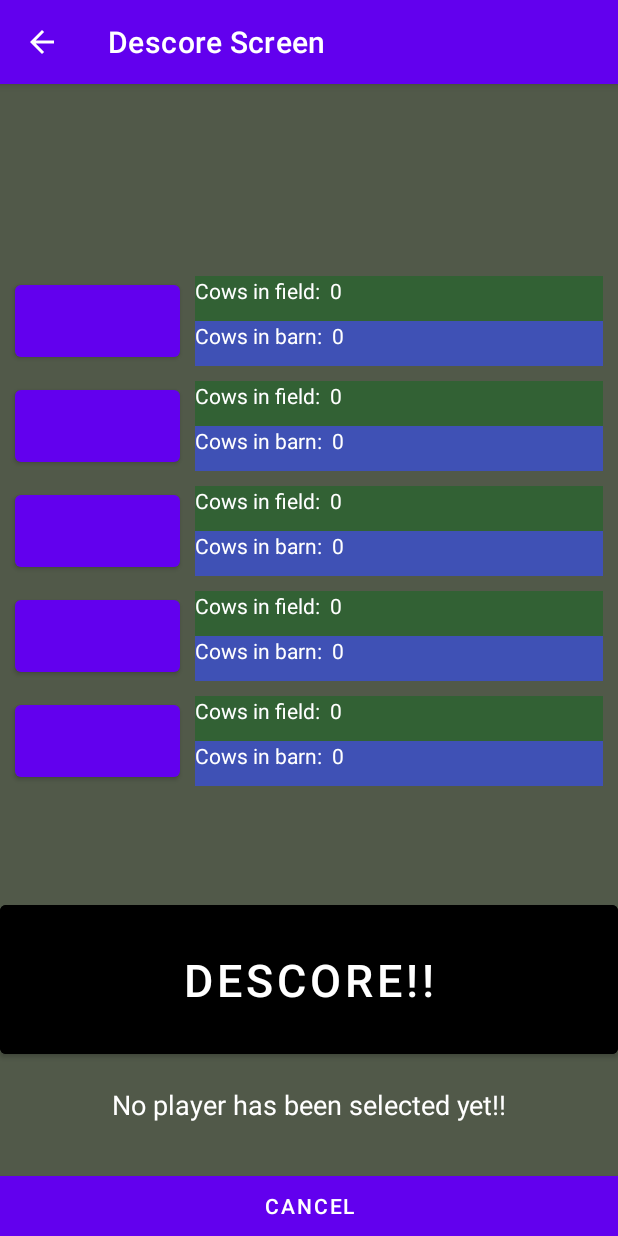
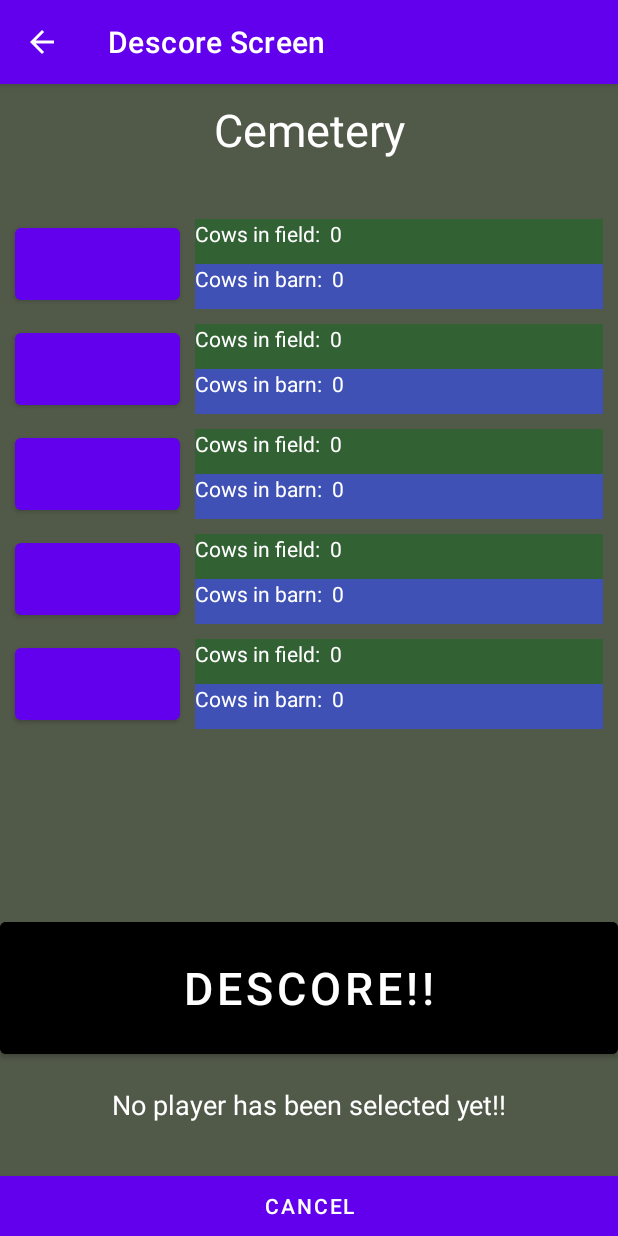
Before and after one commit to Xerminator13/Ma-Cows-Repository, an Android app: the DescoreScreen screen opened directly, with no data from a screen before it, on a phone screen of 412 x 824 dp. Run offline under Robolectric (Android 15) with nearby library versions, the phone set to English and light mode, and no system bars.

Commit message:
I have absolutely no clue.  Descore buttons will not write to the preference to identfy the descoreMethod fast enough or something else is wrong but I cannot get it to use the correct descore method.  I am going to have to fix that later.  Otherwise, descoring works fine.

```diff
--- a/app/src/main/java/com/example/macows/DescoreScreen.java
+++ b/app/src/main/java/com/example/macows/DescoreScreen.java
@@ -21,11 +21,11 @@ public class DescoreScreen extends AppCompatActivity {
     private TextView p1Field, p1Barn, p2Field, p2Barn, p3Field, p3Barn, p4Field, p4Barn, p5Field, p5Barn;
     private TextView label, errorLabeling;
 
-    int currentPlayer = CommonUtils.getCurrentPlayer(); //This returns the index of the player + 1
-    int numCowsKilledBefore = CommonUtils.playerList.get(currentPlayer - 1).getNumCowsKilled();
-    int numCowsKilledAfter = numCowsKilledBefore;
-    int playerTakenFrom = -1; //This represents the index of the player + 1
-    int descoreMethod = CommonUtils.getDescoreMethod();
+    int currentPlayer;
+    int currentDescoreMethod;
+    int numCowsKilledBefore;
+    int numCowsKilledAfter;
+    int playerTakenFrom;
 
     //----------------------------------------------------------------------------------------------
 
@@ -48,6 +48,7 @@ public class DescoreScreen extends AppCompatActivity {
 
         //TextViews
         errorLabeling = findViewById(R.id.errorLabeling);
+        label = findViewById(R.id.descoreMethodLabel);
         p1Field = findViewById(R.id.player1FieldView);
         p1Barn = findViewById(R.id.player1BarnView);
         p2Field = findViewById(R.id.player2FieldView);
@@ -72,9 +73,38 @@ public class DescoreScreen extends AppCompatActivity {
 
 
     }
+    private void populateDescoreLabelText() {
+        if (currentDescoreMethod == 1) {
+            //Cemetery
+            label.setText("Cemetery");
+
+        }
+        else if (currentDescoreMethod == 2) {
+            //Fast Food
+            label.setText("Fast Food");
+
+        }
+        else if (currentDescoreMethod == 3) {
+            //Police
+            label.setText("Police");
+
+        }
+        else if (currentDescoreMethod == 4) {
+            //Stock Trailer
+            label.setText("Stock Trailer");
+
+        }
+        else if (currentDescoreMethod == 5) {
+            //funeral Home
+            label.setText("Funeral Home");
+
+        }
+
+    }
     private void populateTextViews() {
         //Populate text views here
         errorLabeling.setText("No player has been selected yet!!");
+        populateDescoreLabelText();
 
         //Buttons;  Extra code for naming the buttons with player names
         int b = 0;
@@ -84,15 +114,6 @@ public class DescoreScreen extends AppCompatActivity {
                 b++;
 
             }
-            else {
-                Log.d("PopulateList", "Skipped index" + b);
-
-            }
-
-        }
-
-        for (int a : players) {
-            System.out.println(a);
 
         }
 
@@ -120,35 +141,35 @@ public class DescoreScreen extends AppCompatActivity {
 
         }
         else {
-            if (descoreMethod == 1) {
+            if (currentDescoreMethod == 1) {
                 //Cemetery
                 CommonUtils.playerList.get(currentPlayer - 1).sawCemetery(CommonUtils.playerList.get(a));
                 CommonUtils.updatePlayerPrefs(CommonUtils.playerList.get(currentPlayer - 1), currentPlayer - 1);
                 CommonUtils.updatePlayerPrefs(CommonUtils.playerList.get(a), a);
 
             }
-            else if (descoreMethod == 2) {
+            else if (currentDescoreMethod == 2) {
                 //Fast Food
                 CommonUtils.playerList.get(currentPlayer - 1).sawFastFood(CommonUtils.playerList.get(a));
                 CommonUtils.updatePlayerPrefs(CommonUtils.playerList.get(currentPlayer - 1), currentPlayer - 1);
                 CommonUtils.updatePlayerPrefs(CommonUtils.playerList.get(a), a);
 
             }
-            else if (descoreMethod == 3) {
+            else if (currentDescoreMethod == 3) {
                 //Police
                 CommonUtils.playerList.get(currentPlayer - 1).sawPolice(CommonUtils.playerList.get(a));
                 CommonUtils.updatePlayerPrefs(CommonUtils.playerList.get(currentPlayer - 1), currentPlayer - 1);
                 CommonUtils.updatePlayerPrefs(CommonUtils.playerList.get(a), a);
 
             }
-            else if (descoreMethod == 4) {
+            else if (currentDescoreMethod == 4) {
                 //Stock Trailer
                 CommonUtils.playerList.get(currentPlayer - 1).sawStockTrailer(CommonUtils.playerList.get(a));
                 CommonUtils.updatePlayerPrefs(CommonUtils.playerList.get(currentPlayer - 1), currentPlayer - 1);
                 CommonUtils.updatePlayerPrefs(CommonUtils.playerList.get(a), a);
 
             }
-            else if (descoreMethod == 5) {
+            else if (currentDescoreMethod == 5) {
                 //funeral Home
                 CommonUtils.playerList.get(currentPlayer - 1).sawFuneralHome(CommonUtils.playerList.get(a));
                 CommonUtils.updatePlayerPrefs(CommonUtils.playerList.get(currentPlayer - 1), currentPlayer - 1);
@@ -169,6 +190,14 @@ public class DescoreScreen extends AppCompatActivity {
         setContentView(R.layout.descore_screen);
         Log.d("DescoreScreen", "onCreate: started!");
 
+        //##########################################################################################
+
+        currentDescoreMethod = CommonUtils.getDescoreMethod();
+        currentPlayer = CommonUtils.getCurrentPlayer(); //This returns the index of the player + 1
+        playerTakenFrom = -1; //This represents the index of the player + 1
+
+        numCowsKilledBefore = CommonUtils.playerList.get(currentPlayer - 1).getNumCowsKilled();
+
         //******************************************************************************************
 
         initAllElements();
@@ -181,6 +210,8 @@ public class DescoreScreen extends AppCompatActivity {
                 public void onClick(View v) {
                     playerTakenFrom = players[zA] + 1;
                     errorLabeling.setText("You are taking cows from " + CommonUtils.playerList.get(players[zA]).getName());
+                    currentDescoreMethod = CommonUtils.getDescoreMethod();
+                    populateDescoreLabelText();
 
                 }
 
@@ -204,7 +235,8 @@ public class DescoreScreen extends AppCompatActivity {
                     String msg = CommonUtils.playerList.get(currentPlayer - 1).getName()
                             + " killed " + numCowsKilledAfter + " of " + CommonUtils.playerList.get(playerTakenFrom - 1).getName()
                             + "'s cows.";
-                    CommonUtils.setDescoreErrorMessage(msg);
+                    CommonUtils.setDescoreErrorMessage(msg + ":  " + currentDescoreMethod);
+                    CommonUtils.setDescoreMethod(currentDescoreMethod);
                     startActivity(new Intent(DescoreScreen.this, ScoreScreen.class));
 
                 }
--- a/app/src/main/java/com/example/macows/Player.java
+++ b/app/src/main/java/com/example/macows/Player.java
@@ -233,6 +233,7 @@ public class Player {
 
     }
     public void sawCemetery(Player other) {
+        this.numCowsKilled += other.getCowsInField();
         other.addNumCowsLost(other.getCowsInField());
         other.setCowsInField(0);
 
@@ -240,14 +241,17 @@ public class Player {
     public void sawFastFood(Player other) {
         other.addNumCowsLost(2);
         other.takeCowsFromField(2);
+        this.numCowsKilled += 2;
 
     }
     public void sawStockTrailer(Player other) {
         other.addNumCowsLost(10);
         other.takeCowsFromField(10);
+        this.numCowsKilled += 10;
 
     }
     public void sawFuneralHome(Player other) {
+        this.numCowsKilled += (int)(other.getCowsInField()/2.0);
         other.addNumCowsLost((int)(other.getCowsInField()/2.0));
         other.takeCowsFromField((int)(other.getCowsInField()/2.0));
 
--- a/app/src/main/res/layout/descore_screen.xml
+++ b/app/src/main/res/layout/descore_screen.xml
@@ -9,7 +9,7 @@
     <Button
         android:id="@+id/confirmationButton"
         android:layout_width="0dp"
-        android:layout_height="111dp"
+        android:layout_height="100dp"
         android:layout_marginBottom="15dp"
         android:backgroundTint="#000000"
         android:text="Descore!!"
@@ -52,10 +52,10 @@
         android:layout_width="110dp"
         android:layout_height="60dp"
         android:layout_marginStart="10dp"
-        android:layout_marginTop="128dp"
+        android:layout_marginTop="10dp"
         android:text="Button"
         app:layout_constraintStart_toStartOf="parent"
-        app:layout_constraintTop_toTopOf="parent" />
+        app:layout_constraintTop_toBottomOf="@+id/descoreMethodLabel" />
 
     <TextView
         android:id="@+id/player1BarnView"
@@ -241,7 +241,7 @@
         android:layout_width="0dp"
         android:layout_height="30dp"
         android:layout_marginStart="10dp"
-        android:layout_marginTop="128dp"
+        android:layout_marginTop="10dp"
         android:layout_marginEnd="10dp"
         android:background="#FFFFFF"
         android:backgroundTint="#326134"
@@ -250,6 +250,20 @@
         app:layout_constraintEnd_toEndOf="parent"
         app:layout_constraintHorizontal_bias="1.0"
         app:layout_constraintStart_toEndOf="@+id/player1ConfirmButton"
+        app:layout_constraintTop_toBottomOf="@+id/descoreMethodLabel" />
+
+    <TextView
+        android:id="@+id/descoreMethodLabel"
+        android:layout_width="0dp"
+        android:layout_height="70dp"
+        android:layout_marginTop="10dp"
+        android:text="TextView"
+        android:textAlignment="center"
+        android:textColor="#FFFFFF"
+        android:textSize="30sp"
+        app:layout_constraintEnd_toEndOf="parent"
+        app:layout_constraintHorizontal_bias="0.0"
+        app:layout_constraintStart_toStartOf="parent"
         app:layout_constraintTop_toTopOf="parent" />
 
 </androidx.constraintlayout.widget.ConstraintLayout>
```
Also changed, not shown: app/src/main/java/com/example/macows/ScoreScreen.java (+15 -35 lines).
